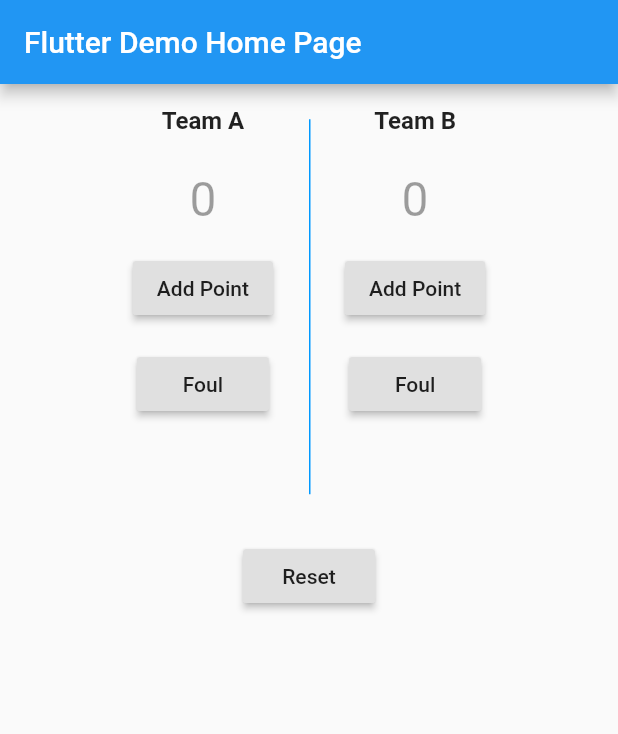
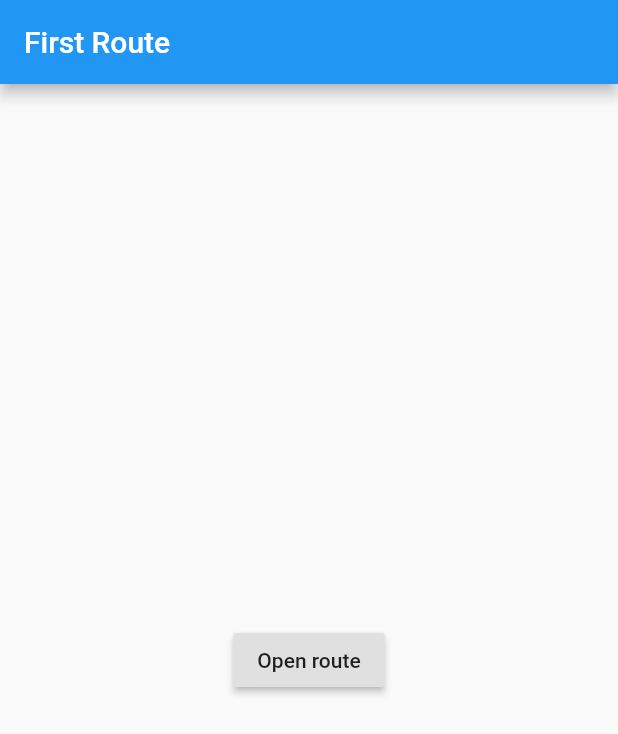
Before and after one commit to BrBoomr/Software-Engineering-II, a Flutter app: the screen it shows after launch, on a phone screen of 412 x 824 dp. Shown: the top 734 px of the screen. Run offline on Flutter 3.47's test engine with Material 2 defaults, Android fonts, the phone set to English and light mode, and no system bars.

Commit message:
routing working

```diff
--- a/live_scoring/lib/main.dart
+++ b/live_scoring/lib/main.dart
@@ -1,13 +1,37 @@
 import 'package:flutter/material.dart';
 
 void main() => runApp(MyApp());
+
+class FirstRoute extends StatelessWidget {
+  FirstRoute({Key key, this.title}) : super(key: key);
+  final String title;
+  @override
+  Widget build(BuildContext context) {
+    return Scaffold(
+      appBar: AppBar(
+        title: Text('First Route'),
+      ),
+      body: Center(
+        child: RaisedButton(
+          child: Text('Open route'),
+          onPressed: () {
+            Navigator.push(
+              context,
+              MaterialPageRoute(builder: (context) => MyHomePage()),
+            );
+          },
+        ),
+      ),
+    );
+  }
+}
 
 class MyApp extends StatelessWidget {
   // This widget is the root of your application.
   @override
   Widget build(BuildContext context) {
     return MaterialApp(
-      title: 'Flutter Demo',
+      title: 'TKD Scorer',
       theme: ThemeData(
         // This is the theme of your application.
         //
@@ -20,24 +44,15 @@ class MyApp extends StatelessWidget {
         // is not restarted.
         primarySwatch: Colors.blue,
       ),
-      home: MyHomePage(title: 'Flutter Demo Home Page'),
+      home: FirstRoute(title: 'TKD Scorer'),
     );
   }
 }
 
 class MyHomePage extends StatefulWidget {
-  MyHomePage({Key key, this.title}) : super(key: key);
+  //MyHomePage({Key key, this.title}) : super(key: key);
 
-  // This widget is the home page of your application. It is stateful, meaning
-  // that it has a State object (defined below) that contains fields that affect
-  // how it looks.
-
-  // This class is the configuration for the state. It holds the values (in this
-  // case the title) provided by the parent (in this case the App widget) and
-  // used by the build method of the State. Fields in a Widget subclass are
-  // always marked "final".
-
-  final String title;
+  //final String title;
 
   @override
   _MyHomePageState createState() => _MyHomePageState();
@@ -51,11 +66,6 @@ class _MyHomePageState extends State<MyHomePage> {
   int _foulB = 0;
   void _incrementCounterA() {
     setState(() {
-      // This call to setState tells the Flutter framework that something has
-      // changed in this State, which causes it to rerun the build method below
-      // so that the display can reflect the updated values. If we changed
-      // _counter without calling setState(), then the build method would not be
-      // called again, and so nothing would appear to happen.
       _counterA++;
     });
   }
@@ -76,11 +86,6 @@ class _MyHomePageState extends State<MyHomePage> {
 
   void _incrementCounterB() {
     setState(() {
-      // This call to setState tells the Flutter framework that something has
-      // changed in this State, which causes it to rerun the build method below
-      // so that the display can reflect the updated values. If we changed
-      // _counter without calling setState(), then the build method would not be
-      // called again, and so nothing would appear to happen.
       _counterB++;
     });
   }
@@ -111,19 +116,6 @@ class _MyHomePageState extends State<MyHomePage> {
     String label,
   ) {
     return new Column(
-      // Column is also layout widget. It takes a list of children and
-      // arranges them vertically. By default, it sizes itself to fit    its
-      // children horizontally, and tries to be as tall as its parent.
-      //
-      // Invoke "debug paint" (press "p" in the console where you ran
-      // "flutter run", or select "Toggle Debug Paint" from the Flutter tool
-      // window in IntelliJ) to see the wireframe for each widget.
-      //
-      // Column has various properties to control how it sizes itself and
-      // how it positions its children. Here we use mainAxisAlignment to
-      // center the children vertically; the main axis here is the vertical
-      // axis because Columns are vertical (the cross axis would be
-      // horizontal).
       mainAxisAlignment: MainAxisAlignment.center,
       mainAxisSize: MainAxisSize.min,
       children: <Widget>[
@@ -177,7 +169,7 @@ class _MyHomePageState extends State<MyHomePage> {
       appBar: new AppBar(
         // Here we take the value from the MyHomePage object that was created by
         // the App.build method, and use it to set our appbar title.
-        title: new Text(widget.title),
+        //title: new Text(widget.title),
       ),
       body: new Container(
         padding: const EdgeInsets.all(15.0),
```
